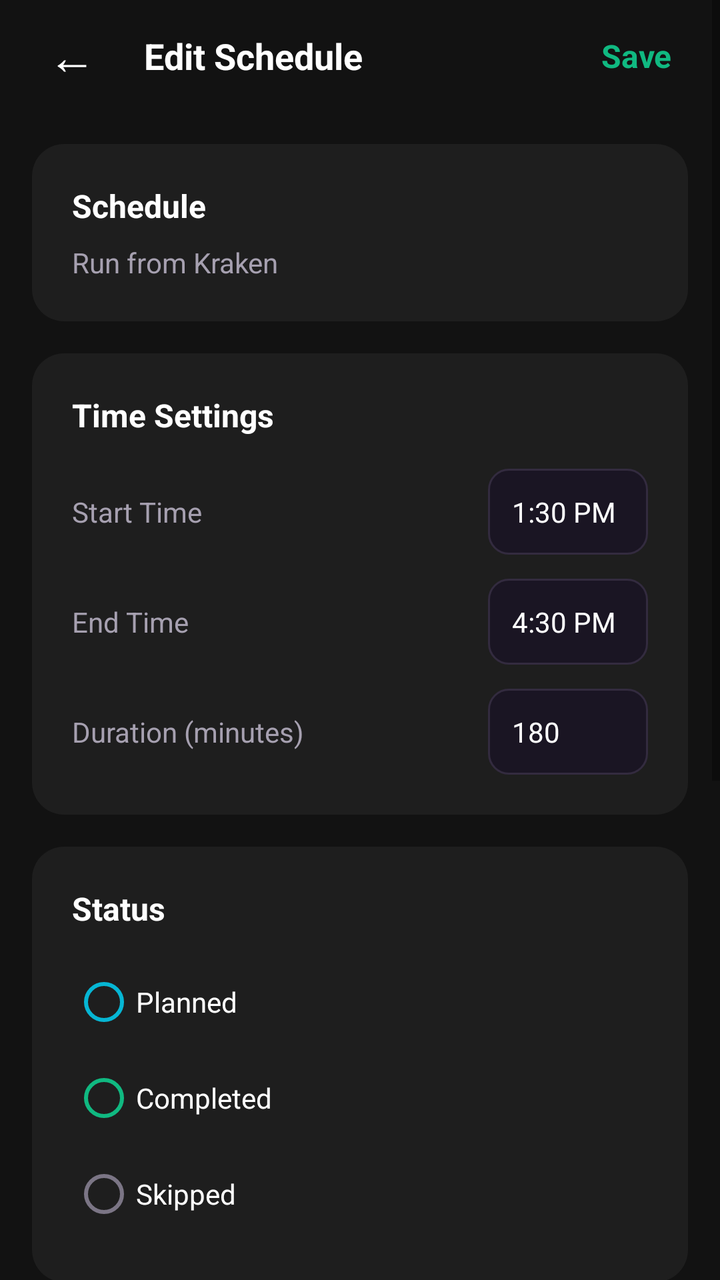
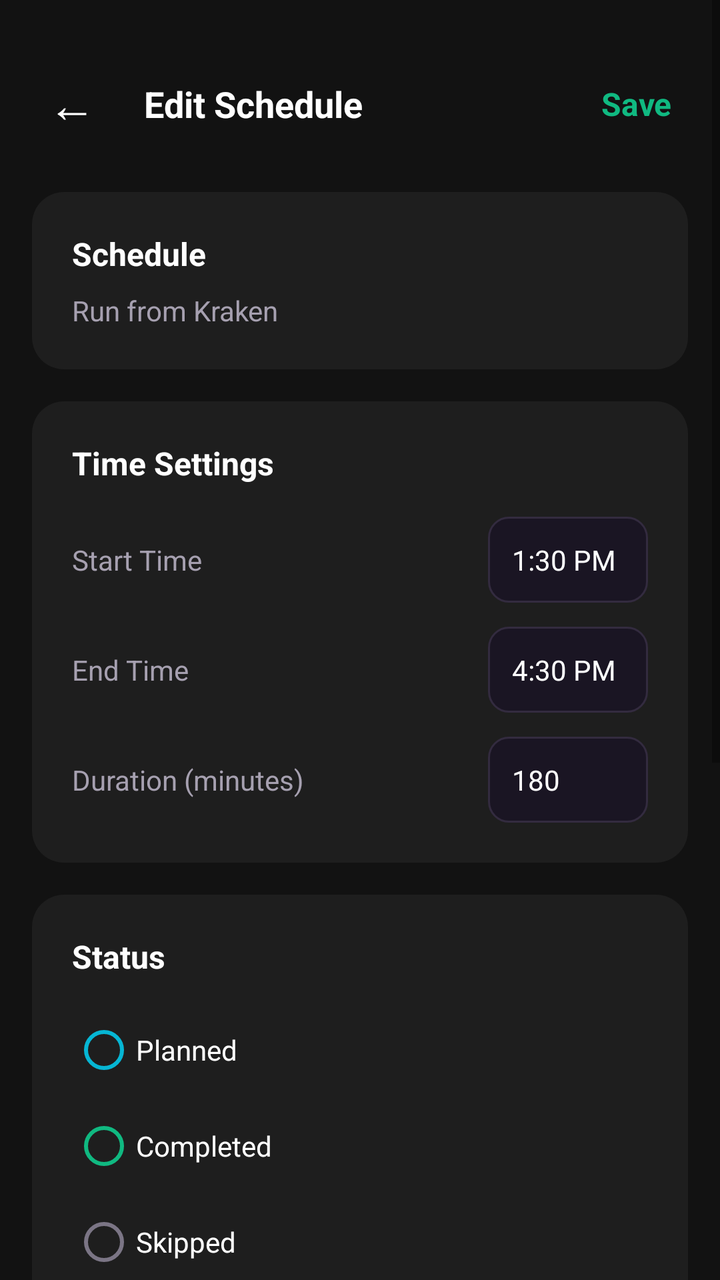

Before-and-after screenshots of an Android layout around one commit, followed by the original layout XML and the change that was made.
<!-- AndroidManifest.xml: application theme Theme.MyApplication -->
<!-- res/layout/activity_edit_schedule.xml -->
<?xml version="1.0" encoding="utf-8"?>
<ScrollView xmlns:android="http://schemas.android.com/apk/res/android"
    android:layout_width="match_parent"
    android:layout_height="match_parent"
    android:background="@color/bg_default"
    android:fillViewport="true">

    <LinearLayout
        android:layout_width="match_parent"
        android:layout_height="wrap_content"
        android:orientation="vertical">

        
        <LinearLayout
            android:layout_width="match_parent"
            android:layout_height="56dp"
            android:background="@color/bg_default"
            android:gravity="center_vertical"
            android:orientation="horizontal"
            android:paddingStart="16dp"
            android:paddingEnd="16dp">

            <TextView
                android:id="@+id/btnBack"
                android:layout_width="wrap_content"
                android:layout_height="wrap_content"
                android:background="?attr/selectableItemBackgroundBorderless"
                android:clickable="true"
                android:focusable="true"
                android:padding="8dp"
                android:text="←"
                android:textColor="@color/text_primary"
                android:textSize="24sp" />

            <TextView
                android:layout_width="0dp"
                android:layout_height="wrap_content"
                android:layout_marginStart="16dp"
                android:layout_weight="1"
                android:text="Edit Schedule"
                android:textColor="@color/text_primary"
                android:textSize="18sp"
                android:textStyle="bold" />

            <TextView
                android:id="@+id/btnSave"
                android:layout_width="wrap_content"
                android:layout_height="wrap_content"
                android:background="?attr/selectableItemBackground"
                android:clickable="true"
                android:focusable="true"
                android:padding="8dp"
                android:text="Save"
                android:textColor="@color/accent_green"
                android:textSize="16sp"
                android:textStyle="bold" />

        </LinearLayout>

        
        <LinearLayout
            android:layout_width="match_parent"
            android:layout_height="wrap_content"
            android:layout_margin="16dp"
            android:background="@drawable/bg_card"
            android:orientation="vertical"
            android:padding="20dp">

            <TextView
                android:layout_width="wrap_content"
                android:layout_height="wrap_content"
                android:text="Schedule"
                android:textColor="@color/text_primary"
                android:textSize="16sp"
                android:textStyle="bold" />

            <TextView
                android:id="@+id/tvScheduleName"
                android:layout_width="match_parent"
                android:layout_height="wrap_content"
                android:layout_marginTop="8dp"
                android:text="Run from Kraken"
                android:textColor="@color/text_secondary"
                android:textSize="14sp" />

        </LinearLayout>

        
        <LinearLayout
            android:layout_width="match_parent"
            android:layout_height="wrap_content"
            android:layout_marginStart="16dp"
            android:layout_marginEnd="16dp"
            android:layout_marginBottom="16dp"
            android:background="@drawable/bg_card"
            android:orientation="vertical"
            android:padding="20dp">

            <TextView
                android:layout_width="wrap_content"
                android:layout_height="wrap_content"
                android:text="Time Settings"
                android:textColor="@color/text_primary"
                android:textSize="16sp"
                android:textStyle="bold" />

            
            <LinearLayout
                android:layout_width="match_parent"
                android:layout_height="wrap_content"
                android:layout_marginTop="16dp"
                android:orientation="horizontal">

                <TextView
                    android:layout_width="0dp"
                    android:layout_height="wrap_content"
                    android:layout_weight="1"
                    android:text="Start Time"
                    android:textColor="@color/text_secondary"
                    android:textSize="14sp" />

                <TextView
                    android:id="@+id/btnStartTime"
                    android:layout_width="wrap_content"
                    android:layout_height="wrap_content"
                    android:background="@drawable/bg_input"
                    android:clickable="true"
                    android:focusable="true"
                    android:padding="12dp"
                    android:text="1:30 PM"
                    android:textColor="@color/text_primary"
                    android:textSize="14sp"
                    android:minWidth="80dp" />

            </LinearLayout>

            
            <LinearLayout
                android:layout_width="match_parent"
                android:layout_height="wrap_content"
                android:layout_marginTop="12dp"
                android:orientation="horizontal">

                <TextView
                    android:layout_width="0dp"
                    android:layout_height="wrap_content"
                    android:layout_weight="1"
                    android:text="End Time"
                    android:textColor="@color/text_secondary"
                    android:textSize="14sp" />

                <TextView
                    android:id="@+id/btnEndTime"
                    android:layout_width="wrap_content"
                    android:layout_height="wrap_content"
                    android:background="@drawable/bg_input"
                    android:clickable="true"
                    android:focusable="true"
                    android:padding="12dp"
                    android:text="4:30 PM"
                    android:textColor="@color/text_primary"
                    android:textSize="14sp"
                    android:minWidth="80dp" />

            </LinearLayout>

            
            <LinearLayout
                android:layout_width="match_parent"
                android:layout_height="wrap_content"
                android:layout_marginTop="12dp"
                android:orientation="horizontal">

                <TextView
                    android:layout_width="0dp"
                    android:layout_height="wrap_content"
                    android:layout_weight="1"
                    android:text="Duration (minutes)"
                    android:textColor="@color/text_secondary"
                    android:textSize="14sp" />

                <EditText
                    android:id="@+id/etDuration"
                    android:layout_width="80dp"
                    android:layout_height="wrap_content"
                    android:background="@drawable/bg_input"
                    android:inputType="number"
                    android:padding="12dp"
                    android:text="180"
                    android:textColor="@color/text_primary"
                    android:textColorHint="@color/text_muted"
                    android:textSize="14sp" />

            </LinearLayout>

        </LinearLayout>

        
        <LinearLayout
            android:layout_width="match_parent"
            android:layout_height="wrap_content"
            android:layout_marginStart="16dp"
            android:layout_marginEnd="16dp"
            android:layout_marginBottom="16dp"
            android:background="@drawable/bg_card"
            android:orientation="vertical"
            android:padding="20dp">

            <TextView
                android:layout_width="wrap_content"
                android:layout_height="wrap_content"
                android:text="Status"
                android:textColor="@color/text_primary"
                android:textSize="16sp"
                android:textStyle="bold" />

            <RadioGroup
                android:id="@+id/rgStatus"
                android:layout_width="match_parent"
                android:layout_height="wrap_content"
                android:layout_marginTop="12dp">

                <RadioButton
                    android:id="@+id/rbPlanned"
                    android:layout_width="match_parent"
                    android:layout_height="wrap_content"
                    android:text="Planned"
                    android:textColor="@color/text_primary"
                    android:textSize="14sp"
                    android:buttonTint="@color/accent_cyan" />

                <RadioButton
                    android:id="@+id/rbCompleted"
                    android:layout_width="match_parent"
                    android:layout_height="wrap_content"
                    android:text="Completed"
                    android:textColor="@color/text_primary"
                    android:textSize="14sp"
                    android:buttonTint="@color/accent_green" />

                <RadioButton
                    android:id="@+id/rbSkipped"
                    android:layout_width="match_parent"
                    android:layout_height="wrap_content"
                    android:text="Skipped"
                    android:textColor="@color/text_primary"
                    android:textSize="14sp"
                    android:buttonTint="@color/text_muted" />

            </RadioGroup>

        </LinearLayout>

        
        <LinearLayout
            android:layout_width="match_parent"
            android:layout_height="wrap_content"
            android:layout_marginStart="16dp"
            android:layout_marginEnd="16dp"
            android:layout_marginBottom="16dp"
            android:background="@drawable/bg_card"
            android:orientation="vertical"
            android:padding="20dp">

            <LinearLayout
                android:layout_width="match_parent"
                android:layout_height="wrap_content"
                android:orientation="horizontal">

                <TextView
                    android:layout_width="0dp"
                    android:layout_height="wrap_content"
                    android:layout_weight="1"
                    android:text="Partners"
                    android:textColor="@color/text_primary"
                    android:textSize="16sp"
                    android:textStyle="bold" />

                <TextView
                    android:id="@+id/btnAddPartner"
                    android:layout_width="wrap_content"
                    android:layout_height="wrap_content"
                    android:background="?attr/selectableItemBackground"
                    android:clickable="true"
                    android:focusable="true"
                    android:padding="8dp"
                    android:text="+ Add"
                    android:textColor="@color/accent_cyan"
                    android:textSize="14sp" />

            </LinearLayout>

            <LinearLayout
                android:id="@+id/llPartners"
                android:layout_width="match_parent"
                android:layout_height="wrap_content"
                android:layout_marginTop="12dp"
                android:orientation="vertical">

                

            </LinearLayout>

        </LinearLayout>

        
        <LinearLayout
            android:layout_width="match_parent"
            android:layout_height="wrap_content"
            android:layout_marginStart="16dp"
            android:layout_marginEnd="16dp"
            android:layout_marginBottom="16dp"
            android:background="@drawable/bg_card"
            android:orientation="vertical"
            android:padding="20dp">

            <TextView
                android:layout_width="wrap_content"
                android:layout_height="wrap_content"
                android:text="Notes"
                android:textColor="@color/text_primary"
                android:textSize="16sp"
                android:textStyle="bold" />

            <EditText
                android:id="@+id/etNotes"
                android:layout_width="match_parent"
                android:layout_height="120dp"
                android:layout_marginTop="12dp"
                android:background="@drawable/bg_input"
                android:gravity="top|start"
                android:hint="Add notes for this schedule..."
                android:inputType="textMultiLine"
                android:padding="12dp"
                android:textColor="@color/text_primary"
                android:textColorHint="@color/text_muted"
                android:textSize="14sp" />

        </LinearLayout>

        
        <Button
            android:id="@+id/btnDelete"
            android:layout_width="match_parent"
            android:layout_height="wrap_content"
            android:layout_margin="16dp"
            android:backgroundTint="#D32F2F"
            android:text="Delete Schedule"
            android:textColor="@color/text_primary"
            android:textSize="16sp" />

    </LinearLayout>

</ScrollView>
<!-- resources referenced by this layout -->
<resources>
  <color name="accent_cyan">#06B6D4</color>
  <color name="accent_green">#10B981</color>
  <color name="bg_default">#121212</color>
  <color name="text_muted">#7B7585</color>
  <color name="text_primary">#FFFFFF</color>
  <color name="text_secondary">#A6A0B0</color>
  <!-- drawable bg_card (drawable) -->
  <?xml version="1.0" encoding="utf-8"?>
  <shape xmlns:android="http://schemas.android.com/apk/res/android" android:shape="rectangle">
      <solid android:color="@color/card_bg" />
      <corners android:radius="16dp" />
      <padding android:left="12dp" android:top="12dp" android:right="12dp" android:bottom="12dp" />
  </shape>
  <!-- drawable bg_input (drawable) -->
  <?xml version="1.0" encoding="utf-8"?>
  <shape xmlns:android="http://schemas.android.com/apk/res/android" android:shape="rectangle">
      <solid android:color="@color/input_bg" />
      <stroke android:width="1dp" android:color="@color/input_stroke" />
      <corners android:radius="10dp" />
      <padding android:left="12dp" android:top="12dp" android:right="12dp" android:bottom="12dp" />
  </shape>
  <style name="Theme.MyApplication" parent="Theme.MaterialComponents.DayNight.DarkActionBar">
          
          <item name="colorPrimary">@color/accent_purple_start</item>
          <item name="colorPrimaryVariant">@color/accent_purple_end</item>
          <item name="colorOnPrimary">@color/text_primary</item>
  
          <item name="colorSecondary">@color/accent_green</item>
          <item name="colorOnSecondary">@color/text_primary</item>
  
          <item name="android:statusBarColor">@color/bg_default</item>
          <item name="android:navigationBarColor">@color/bg_default</item>
  
          
          <item name="android:colorBackground">@color/bg_default</item>
          <item name="android:textColor">@color/text_primary</item>
          <item name="android:windowBackground">@color/bg_default</item>
      </style>
  <color name="card_bg">#1E1E1E</color>
  <color name="input_bg">#1A1523</color>
  <color name="input_stroke">#332B3F</color>
  <color name="accent_purple_start">#6366F1</color>
  <color name="accent_purple_end">#8B5CF6</color>
</resources>

<!-- the commit's change to res/layout/activity_edit_schedule.xml (unified diff, before → after) -->
@@ -8,7 +8,8 @@
     <LinearLayout
         android:layout_width="match_parent"
         android:layout_height="wrap_content"
-        android:orientation="vertical">
+        android:orientation="vertical"
+        android:paddingTop="24dp">
 
         
         <LinearLayout
<!-- resource entries referenced after the edit -->
@@ -21,7 +21,7 @@
       <corners android:radius="10dp" />
       <padding android:left="12dp" android:top="12dp" android:right="12dp" android:bottom="12dp" />
   </shape>
-  <style name="Theme.MyApplication" parent="Theme.MaterialComponents.DayNight.DarkActionBar">
+  <style name="Theme.MyApplication" parent="Theme.MaterialComponents.DayNight.NoActionBar">
           
           <item name="colorPrimary">@color/accent_purple_start</item>
           <item name="colorPrimaryVariant">@color/accent_purple_end</item>
